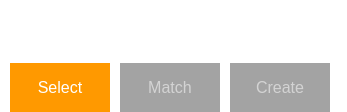
Above: demo/Controls.ui from ialhashim/topo-blend before the change. Below: the same form after it.
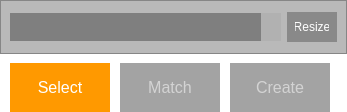
That is the form after the change. Icons and pictures are not drawn.

Commit message: [demo] UI changes, added categories feature.

```diff
--- a/demo/Controls.ui
+++ b/demo/Controls.ui
@@ -20,8 +20,8 @@
 
 
 QPushButton { 
-	background:rgb(90,90,90);
-	border: 3px solid rgb(90,90,90);
+	background:rgb(90,90,90,128);
+	border: 3px solid rgb(90,90,90,0);
 	padding: 5px;
     color: white;
 	font-size: 12px;
@@ -56,6 +56,161 @@
       <attribute name="title">
        <string>Select</string>
       </attribute>
+      <layout class="QVBoxLayout" name="verticalLayout_4">
+       <property name="leftMargin">
+        <number>0</number>
+       </property>
+       <property name="topMargin">
+        <number>0</number>
+       </property>
+       <property name="rightMargin">
+        <number>0</number>
+       </property>
+       <item>
+        <widget class="QFrame" name="frame_3">
+         <property name="styleSheet">
+          <string notr="true">QFrame { background:rgba(0, 0, 0, 70); }</string>
+         </property>
+         <property name="frameShape">
+          <enum>QFrame::StyledPanel</enum>
+         </property>
+         <property name="frameShadow">
+          <enum>QFrame::Raised</enum>
+         </property>
+         <layout class="QVBoxLayout" name="verticalLayout_5">
+          <property name="spacing">
+           <number>0</number>
+          </property>
+          <property name="topMargin">
+           <number>0</number>
+          </property>
+          <property name="bottomMargin">
+           <number>0</number>
+          </property>
+          <item>
+           <layout class="QGridLayout" name="gridLayout_5">
+            <item row="0" column="2">
+             <widget class="QPushButton" name="resizeButton">
+              <property name="maximumSize">
+               <size>
+                <width>50</width>
+                <height>16777215</height>
+               </size>
+              </property>
+              <property name="text">
+               <string>Resize</string>
+              </property>
+             </widget>
+            </item>
+            <item row="0" column="0">
+             <widget class="QComboBox" name="categoriesBox">
+              <property name="minimumSize">
+               <size>
+                <width>0</width>
+                <height>0</height>
+               </size>
+              </property>
+              <property name="font">
+               <font>
+                <pointsize>-1</pointsize>
+               </font>
+              </property>
+              <property name="styleSheet">
+               <string notr="true">QComboBox {
+     border: 0px solid gray;
+	 background:rgba(0, 0, 0, 80);
+	 padding:6px;
+	 font-size: 12px;
+     color: white;
+ }
+
+QComboBox QAbstractItemView { 
+	selection-background-color: rgb(255,153,0); 
+	selection-color: white;
+	color: white;
+	padding:6px;
+	border: 0px solid black;
+	height:3em;
+ }
+
+ QComboBox::drop-down {
+    border:0px solid rgba(0, 0, 0, 80);
+    background:rgba(255, 255, 255, 100);
+    width:20px;
+ }
+
+QComboBox::down-arrow {
+    image:url(:/images/dropdownArrow.png);
+    height: 16px;
+ }
+
+
+/* Scrollbars */
+ QComboBox QAbstractItemView QScrollBar:vertical {
+      border: 0px solid grey;
+      background: transparent;
+      width: 8px;
+      margin: 22px 0 22px 0;
+  }
+  QScrollBar::handle:vertical {
+      background: black;
+  }
+  QScrollBar::add-line:vertical {
+      border: 0px solid grey;
+      background: transparent;
+      height: 20px;
+      subcontrol-position: bottom;
+      subcontrol-origin: margin;
+  }
+
+  QScrollBar::sub-line:vertical {
+      background: transparent;
+      height: 20px;
+      subcontrol-position: top;
+      subcontrol-origin: margin;
+  }
+  QScrollBar::up-arrow:vertical, QScrollBar::down-arrow:vertical {
+      border: 1px solid #333;
+      width: 3px;
+      height: 3px;
+      background: black;
+  }
+
+  QScrollBar::add-page:vertical, QScrollBar::sub-page:vertical {
+      background: none;
+  }
+</string>
+              </property>
+              <property name="maxVisibleItems">
+               <number>4</number>
+              </property>
+              <property name="frame">
+               <bool>false</bool>
+              </property>
+             </widget>
+            </item>
+            <item row="0" column="1">
+             <spacer name="horizontalSpacer_7">
+              <property name="orientation">
+               <enum>Qt::Horizontal</enum>
+              </property>
+              <property name="sizeType">
+               <enum>QSizePolicy::Fixed</enum>
+              </property>
+              <property name="sizeHint" stdset="0">
+               <size>
+                <width>6</width>
+                <height>0</height>
+               </size>
+              </property>
+             </spacer>
+            </item>
+           </layout>
+          </item>
+         </layout>
+        </widget>
+       </item>
+      </layout>
      </widget>
      <widget class="QWidget" name="tab_2">
       <attribute name="title">
```
The commit also changes 10 other files.
